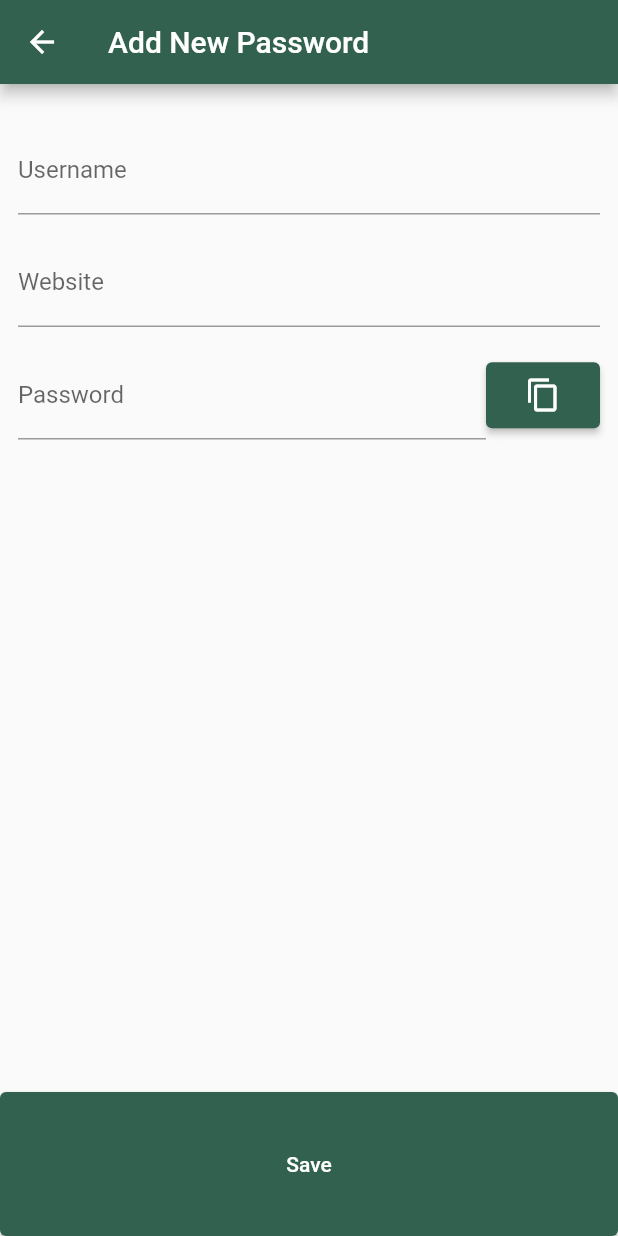
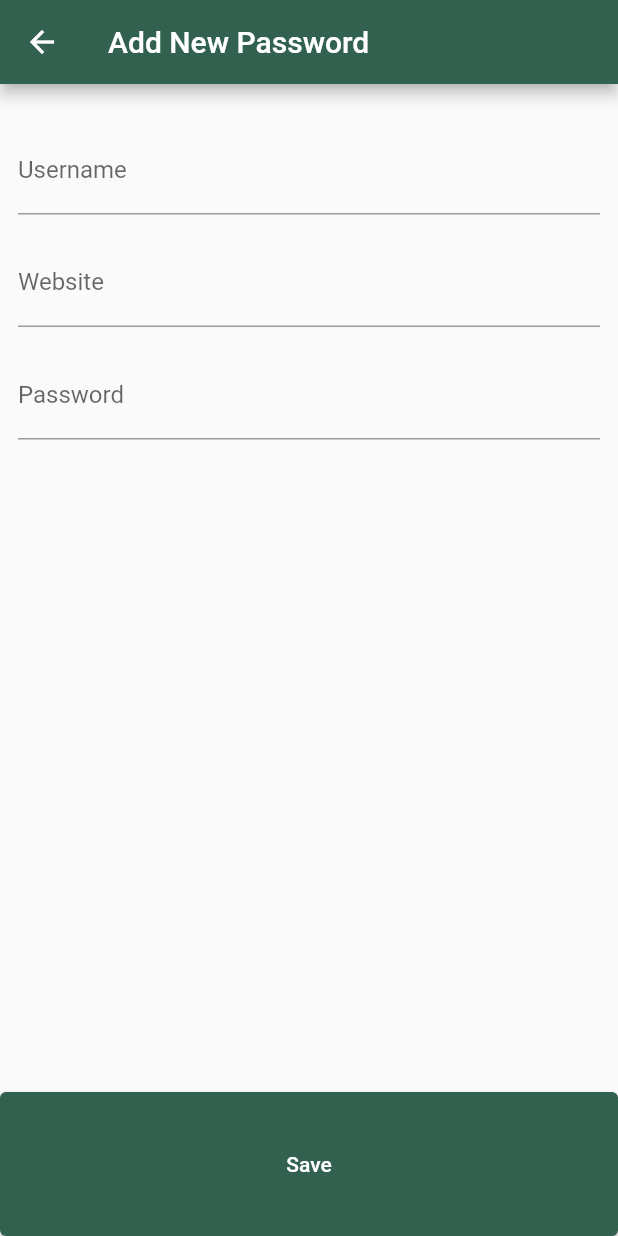
Before and after one commit to mhmmdlkts/Cipher-Eye, a Flutter app: the AddNewPasswordScreen screen opened directly, on a phone screen of 412 x 824 dp. Run offline on Flutter 3.47's test engine with Material 2 defaults, Android fonts, the phone set to English and light mode, and no system bars; our stand-ins replace cloud_firestore, device_info_plus, firebase_auth, firebase_core, flutter_secure_storage, geolocator and 1 more; missing offline and left inert: encrypt, firebase_ui_auth; accounts and stored records are empty; statements that could not run were skipped.

```diff
--- a/lib/screens/add_new_password_screen.dart
+++ b/lib/screens/add_new_password_screen.dart
@@ -93,9 +93,7 @@ class _AddNewPasswordScreenState extends State<AddNewPasswordScreen> {
                     },
                   ),
                   SizedBox(height: 16),
-                  Row(
-                    children: [
-                      Expanded(child: TextFormField(
+                  TextFormField(
                     controller: _passwordController,
                     decoration: InputDecoration(
                         labelText: 'Password',
@@ -108,23 +106,6 @@ class _AddNewPasswordScreenState extends State<AddNewPasswordScreen> {
                       }
                       return null;
                     },
-                      ),),
-                      ElevatedButton(
-                        onPressed: () async {
-                          await Clipboard.setData(ClipboardData(text: _passwordController.text));
-                          ScaffoldMessenger.of(context).showSnackBar(
-                            SnackBar(
-                              content: Text('Password copied to clipboard!'),
-                              duration: Duration(seconds: 1),
-                            ),
-                          );
-                        },
-                        child: Padding(
-                          padding: EdgeInsets.all(10),
-                          child: Icon(Icons.copy),
-                        ),
-                      ),
-                    ],
                   )
                 ],
               ),
@@ -143,6 +124,13 @@ class _AddNewPasswordScreenState extends State<AddNewPasswordScreen> {
                       plaintText: _passwordController.text,
                     );
                     await PasswordService.addNewPassword(password);
+                    await Clipboard.setData(ClipboardData(text: _passwordController.text));
+                    ScaffoldMessenger.of(context).showSnackBar(
+                      SnackBar(
+                        content: Text('Password copied to clipboard!'),
+                        duration: Duration(seconds: 1),
+                      ),
+                    );
                   }
                   if (mounted) {
                     Navigator.pop(context);
--- a/pubspec.yaml
+++ b/pubspec.yaml
@@ -23,6 +23,7 @@ dependencies:
   crypto: ^3.0.2
   encrypt: ^5.0.1
   flutter_secure_storage: ^8.0.0
+  local_auth: ^2.1.6
 
 dev_dependencies:
   flutter_test:
```
Also changed, not shown: lib/screens/first_screen.dart (+50 -2 lines), lib/firebase_options.dart, pubspec.lock, 16 other files. Lines whose indentation alone changed are shown as unchanged.
